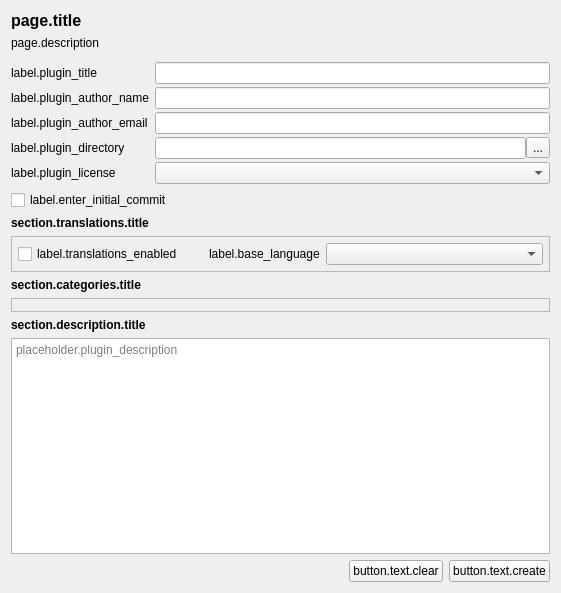
The window that plugin_dialog.ui (rdswift/picard-plugin-create-plugin) describes before a commit, drawn with Qt 5.
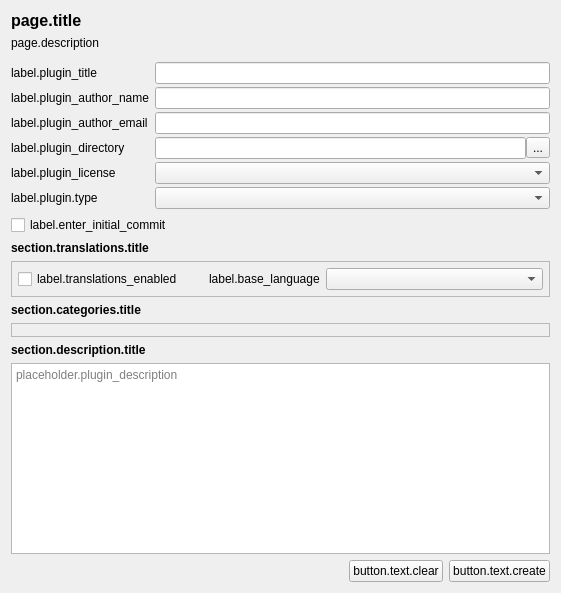
The same window after the commit.

Commit message: Add plugin template selector.  General cleanup.

```diff
--- a/plugin_dialog.ui
+++ b/plugin_dialog.ui
@@ -144,6 +144,16 @@
        </property>
       </widget>
      </item>
+     <item row="5" column="0">
+      <widget class="QLabel" name="label_plugin_type">
+       <property name="text">
+        <string>label.plugin.type</string>
+       </property>
+      </widget>
+     </item>
+     <item row="5" column="1">
+      <widget class="QComboBox" name="plugin_type"/>
+     </item>
     </layout>
    </item>
    <item>
```
Left out of the diff: 3 changed lines with no effect on the pictures. The commit also changes 7 other files.
